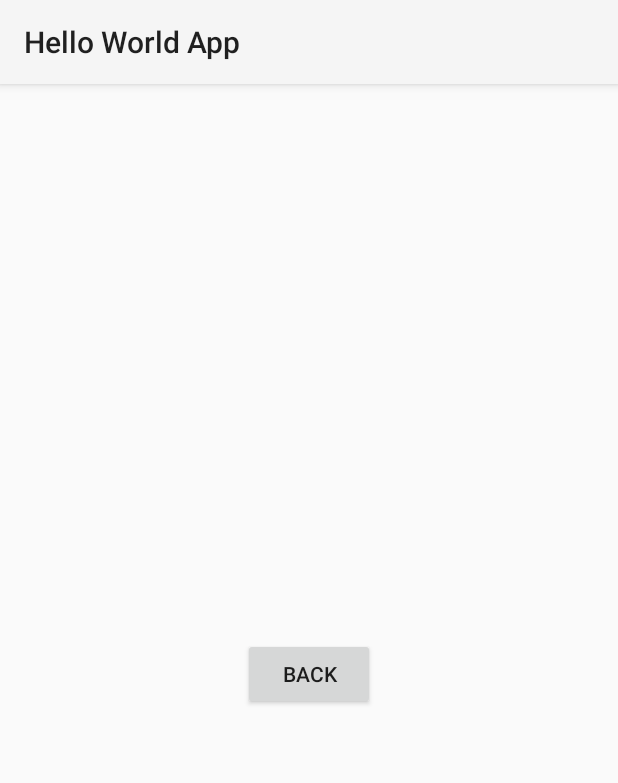
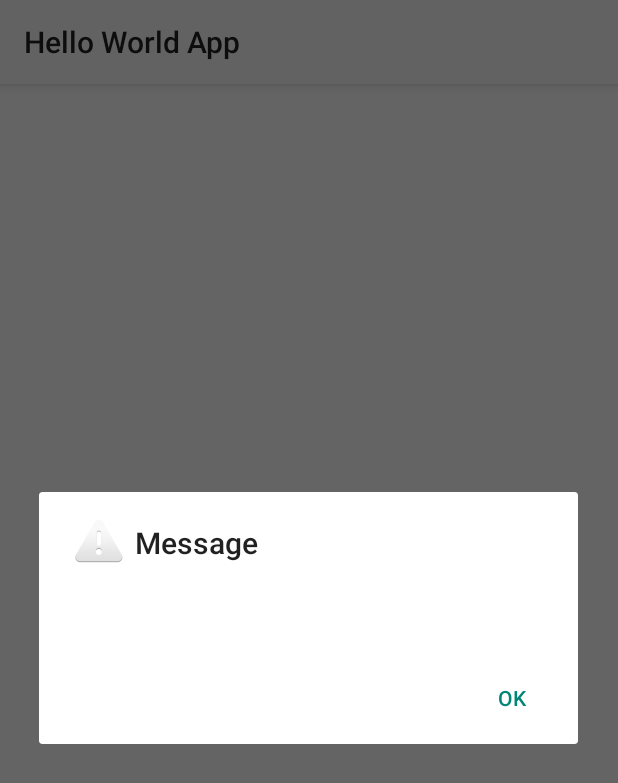
Before and after one commit to bcolaco/java-experiences, an Android app: the screen it shows after launch (DisplayActivity before the commit, MainActivity after it), after a tap on "SUBMIT", on a phone screen of 412 x 824 dp. Shown: the top 783 px of the screen. Run offline under Robolectric (Android 15) with nearby library versions, the phone set to English and light mode, and no system bars.

Commit message:
Changed message display to pop-up dialog.

```diff
--- a/HelloWorldApp/app/src/main/java/com/bcolaco/helloworldapp/DisplayActivity.java
+++ /dev/null
@@ -1,27 +0,0 @@
-package com.bcolaco.helloworldapp;
-
-import android.app.*;
-import android.os.*;
-import android.content.*;
-import android.widget.*;
-import android.view.*;
-
-public class DisplayActivity extends Activity
-{
-	@Override
-    protected void onCreate(Bundle savedInstanceState)
-    {
-        super.onCreate(savedInstanceState);
-        setContentView(R.layout.activity_display_message);
-
-		Intent intent = getIntent();
-		String message = intent.getStringExtra(MainActivity.EXTRA_MESSAGE);
-
-		TextView textView = (TextView)findViewById(R.id.display_message);
-		textView.setText(message);
-    }
-
-	public void back(View view) {
-		finish();
-	}
-}
--- a/HelloWorldApp/app/src/main/java/com/bcolaco/helloworldapp/MainActivity.java
+++ b/HelloWorldApp/app/src/main/java/com/bcolaco/helloworldapp/MainActivity.java
@@ -8,7 +8,7 @@ import android.content.*;
 
 public class MainActivity extends Activity
 {
-	public final static String EXTRA_MESSAGE = "com.bcolaco.helloworldapp.MESSAGE";
+	//public final static String EXTRA_MESSAGE = "com.bcolaco.helloworldapp.MESSAGE";
 
     @Override
     protected void onCreate(Bundle savedInstanceState)
@@ -19,10 +19,28 @@ public class MainActivity extends Activity
 
 	public void submitMessage(View view)
 	{
-		Intent intent = new Intent(this, DisplayActivity.class);
+		EditText editText = (EditText) findViewById(R.id.edit_message);
+
+		/*Intent intent = new Intent(this, DisplayActivity.class);
         EditText editText = (EditText) findViewById(R.id.edit_message);
         String message = editText.getText().toString();
         intent.putExtra(EXTRA_MESSAGE, message);
-        startActivity(intent);
+        startActivity(intent);*/
+
+		new AlertDialog.Builder(this)
+			.setTitle(R.string.message)
+			.setMessage(editText.getText().toString())
+			.setPositiveButton(android.R.string.yes, new DialogInterface.OnClickListener() {
+				public void onClick(DialogInterface dialog, int which) {
+					// continue with delete
+				}
+			})
+			/*.setNegativeButton(android.R.string.no, new DialogInterface.OnClickListener() {
+				public void onClick(DialogInterface dialog, int which) {
+					// do nothing
+				}
+			})*/
+			.setIcon(android.R.drawable.ic_dialog_alert)
+			.show();
 	}
 }
--- a/HelloWorldApp/app/src/main/res/layout/activity_display_message.xml
+++ /dev/null
@@ -1,18 +0,0 @@
-<LinearLayout xmlns:android="http://schemas.android.com/apk/res/android"
-    android:layout_width="fill_parent"
-    android:layout_height="fill_parent"
-	android:gravity="center"
-    android:orientation="vertical">
-
-	<TextView
-		android:id="@+id/display_message"
-		android:layout_width="wrap_content"
-		android:layout_height="wrap_content"/>
-
-	<Button
-		android:text="@string/button_back"
-		android:layout_width="wrap_content"
-		android:layout_height="wrap_content"
-		android:onClick="back"/>
-
-</LinearLayout>
```
Also changed, not shown: 2 other files.
